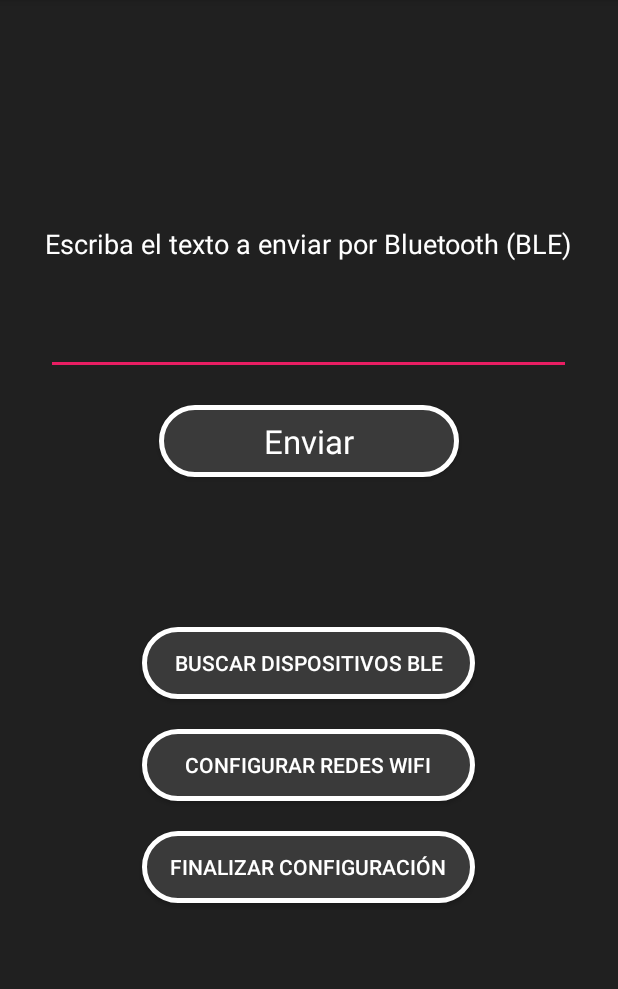
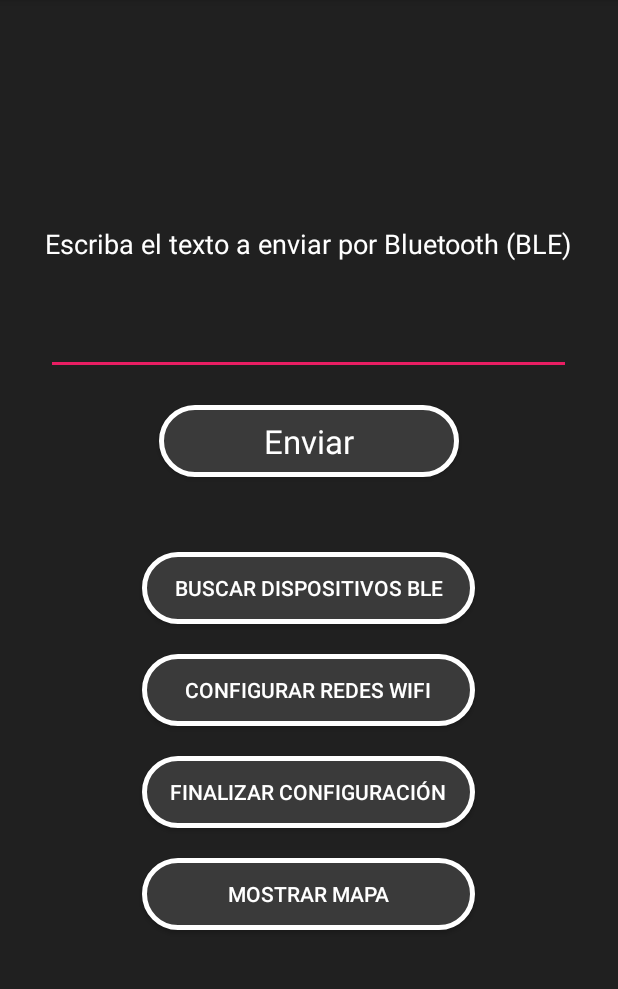
Before and after one commit to GabrielMartinMoran/GPSTracker, an Android app: the screen it shows after launch (MainActivity), on a phone screen of 412 x 824 dp, the part 84-1073 px from its top. Run offline under Robolectric (Android 15) with nearby library versions, the phone set to English and light mode, and no system bars.

Commit message:
Mejoras app android

```diff
--- a/Android/ESP32BluetoothConfig/app/src/main/AndroidManifest.xml
+++ b/Android/ESP32BluetoothConfig/app/src/main/AndroidManifest.xml
@@ -5,6 +5,7 @@
     <uses-permission android:name="android.permission.BLUETOOTH" />
     <uses-permission android:name="android.permission.BLUETOOTH_ADMIN" />
     <uses-permission android:name="android.permission.ACCESS_FINE_LOCATION" /> <!-- Solo permite conectarse a dispositivos BLE -->
+    <uses-permission android:name="android.permission.INTERNET"/>
     <uses-feature
         android:name="android.hardware.bluetooth_le"
         android:required="true" />
@@ -41,6 +42,10 @@
             </intent-filter>
             -->
         </activity>
+        <activity
+            android:name=".MapActivity"
+            android:theme="@style/AppTheme.NoActionBar">
+        </activity>
     </application>
 
 </manifest>
--- a/Android/ESP32BluetoothConfig/app/src/main/java/com/example/esp32bluetoothconfig/MainActivity.java
+++ b/Android/ESP32BluetoothConfig/app/src/main/java/com/example/esp32bluetoothconfig/MainActivity.java
@@ -17,6 +17,7 @@ public class MainActivity extends AppCompatActivity{
     Button openWiFiListActivityBtn;
     Button sendButton;
     Button endConfiguration;
+    Button openMap;
     EditText textInput;
 
     @Override
@@ -54,6 +55,14 @@ public class MainActivity extends AppCompatActivity{
             @Override
             public void onClick(View v) {
                 endConfiguration();
+            }
+        });
+
+        openMap = (Button) findViewById(R.id.openMap);
+        openMap.setOnClickListener(new View.OnClickListener(){
+            @Override
+            public void onClick(View v) {
+                openMapActivity();
             }
         });
 
@@ -100,5 +109,9 @@ public class MainActivity extends AppCompatActivity{
                 Toast.LENGTH_LONG).show();
     }
 
+    public void openMapActivity(){
+        Intent intent = new Intent(this, MapActivity.class);
+        startActivity(intent);
+    }
 
 }
--- a/Android/ESP32BluetoothConfig/app/src/main/res/layout/activity_main.xml
+++ b/Android/ESP32BluetoothConfig/app/src/main/res/layout/activity_main.xml
@@ -47,7 +47,7 @@
         android:layout_width="100pt"
         android:layout_height="wrap_content"
         android:textColor="#fff"
-        android:layout_marginTop="100dp"
+        android:layout_marginTop="50dp"
         android:text="Buscar dispositivos BLE"
         android:background="@drawable/btn_rounded"
         android:layout_gravity="center_vertical|center_horizontal"/>
@@ -72,5 +72,15 @@
         android:background="@drawable/btn_rounded"
         android:layout_gravity="center_vertical|center_horizontal"/>
 
+    <Button
+        android:id="@+id/openMap"
+        android:layout_width="100pt"
+        android:layout_height="wrap_content"
+        android:textColor="#fff"
+        android:layout_marginTop="20dp"
+        android:text="Mostrar Mapa"
+        android:background="@drawable/btn_rounded"
+        android:layout_gravity="center_vertical|center_horizontal"/>
+
 
 </LinearLayout>
```
Also changed, not shown: Android/ESP32BluetoothConfig/app/src/main/java/com/example/esp32bluetoothconfig/MapActivity.java (added, +35 -0 lines), Android/ESP32BluetoothConfig/app/src/main/res/layout/activity_map.xml (added, +14 -0 lines).
